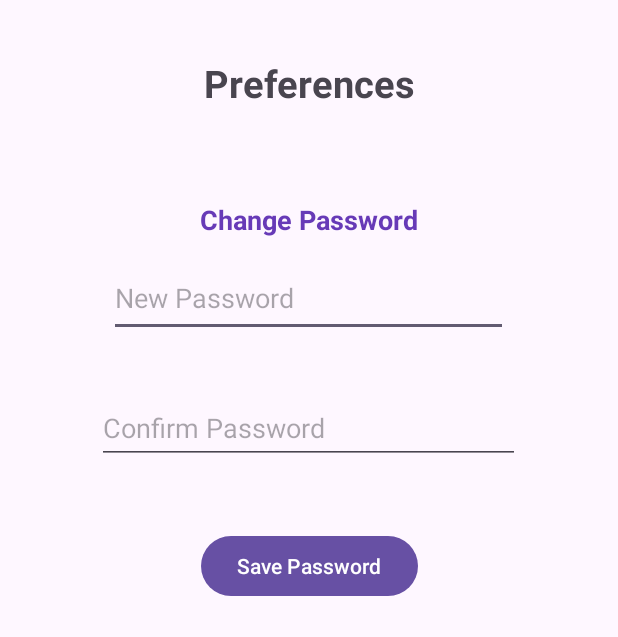
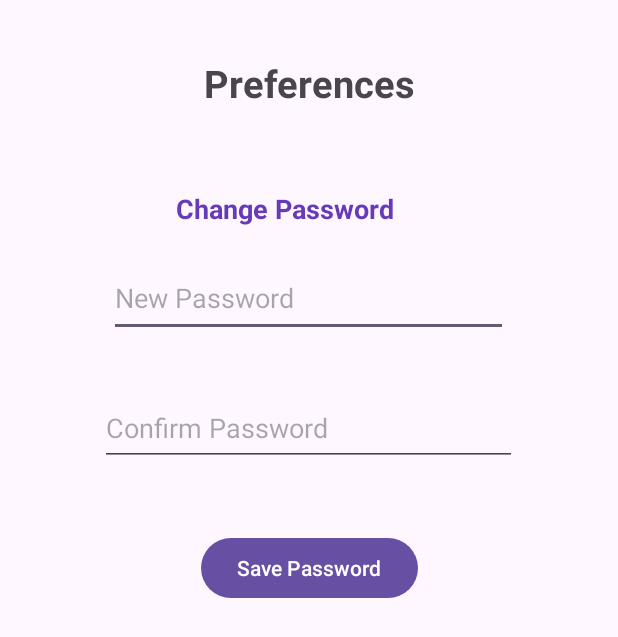
Before and after one commit to jkanderson1/MyClosetApp, an Android app: the Preferences screen opened directly, with no data from a screen before it, on a phone screen of 412 x 824 dp. Shown: the top 637 px of the screen. Run offline under Robolectric (Android 15) with nearby library versions, the phone set to English and light mode, and no system bars; our stand-ins replace Firebase (no records; nobody signed in at launch, a user with empty details on screens opened directly).

Commit message:
commit preferences

```diff
--- a/app/src/main/java/com/example/myclosetapp/Preferences.java
+++ b/app/src/main/java/com/example/myclosetapp/Preferences.java
@@ -29,6 +29,7 @@
         save.setOnClickListener(new View.OnClickListener() {
             @Override
             public void onClick(View v) {
+
                 changePassword("currentPassword", "newPassword");
                 Intent intent = new Intent(getApplicationContext(), Settings.class);
                 startActivity(intent);
@@ -42,7 +43,6 @@
         FirebaseUser user = mAuth.getCurrentUser();
 
         if (user != null) {
-            // Re-authenticate the user to make sure the current password is correct
             AuthCredential credential = EmailAuthProvider.getCredential(user.getEmail(), currentPassword);
             user.reauthenticate(credential)
                     .addOnCompleteListener(new OnCompleteListener<Void>() {
--- a/app/src/main/res/layout/activity_preferences.xml
+++ b/app/src/main/res/layout/activity_preferences.xml
@@ -35,8 +35,8 @@
 
     <EditText
         android:id="@+id/etConfirmNewP"
-        android:layout_width="282dp"
-        android:layout_height="48dp"
+        android:layout_width="278dp"
+        android:layout_height="50dp"
         android:ems="10"
         android:hint="Confirm Password"
         android:inputType="textPassword"
@@ -58,10 +58,10 @@
         android:textStyle="bold"
         app:layout_constraintBottom_toTopOf="@+id/etNewPass"
         app:layout_constraintEnd_toEndOf="parent"
-        app:layout_constraintHorizontal_bias="0.565"
+        app:layout_constraintHorizontal_bias="0.497"
         app:layout_constraintStart_toStartOf="parent"
         app:layout_constraintTop_toBottomOf="@+id/PrefTV"
-        app:layout_constraintVertical_bias="1.0" />
+        app:layout_constraintVertical_bias="0.875" />
 
     <Button
         android:id="@+id/savePassButton"
```
